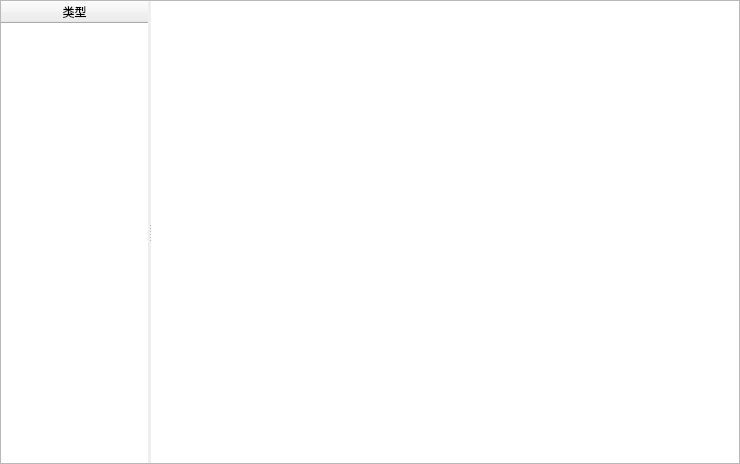
Qt form Solution1/QtGuiApplication1/FileClassifyDlg.ui (layerfsd/ThirdPartyLibrariesTest) before a commit.
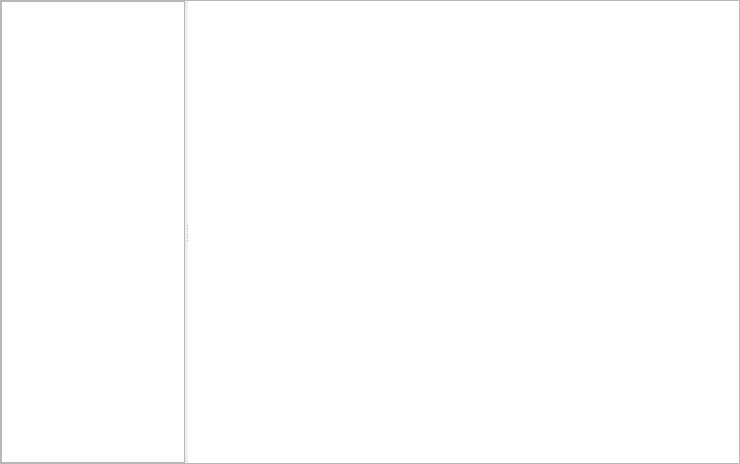
The same form after that commit.

Commit message: 实现自定义QTreeModel

```diff
--- a/Solution1/QtGuiApplication1/FileClassifyDlg.ui
+++ b/Solution1/QtGuiApplication1/FileClassifyDlg.ui
@@ -20,19 +20,7 @@
    <enum>QFrame::Raised</enum>
   </property>
   <layout class="QHBoxLayout" name="horizontalLayout">
-   <property name="spacing">
-    <number>0</number>
-   </property>
-   <property name="leftMargin">
-    <number>0</number>
-   </property>
-   <property name="topMargin">
-    <number>0</number>
-   </property>
-   <property name="rightMargin">
-    <number>0</number>
-   </property>
-   <property name="bottomMargin">
+   <property name="margin">
     <number>0</number>
    </property>
    <item>
@@ -46,38 +34,18 @@
      <property name="childrenCollapsible">
       <bool>false</bool>
      </property>
-     <widget class="QTableWidget" name="tableWidget">
+     <widget class="QTreeView" name="treeView">
       <property name="sizePolicy">
        <sizepolicy hsizetype="Expanding" vsizetype="Expanding">
         <horstretch>1</horstretch>
         <verstretch>0</verstretch>
        </sizepolicy>
       </property>
-      <property name="frameShape">
-       <enum>QFrame::NoFrame</enum>
-      </property>
-      <property name="editTriggers">
-       <set>QAbstractItemView::NoEditTriggers</set>
-      </property>
-      <property name="showGrid">
-       <bool>false</bool>
-      </property>
-      <property name="columnCount">
-       <number>1</number>
-      </property>
-      <attribute name="horizontalHeaderStretchLastSection">
-       <bool>true</bool>
-      </attribute>
-      <column>
-       <property name="text">
-        <string>类型</string>
-       </property>
-      </column>
      </widget>
      <widget class="QTableView" name="tableView">
       <property name="sizePolicy">
        <sizepolicy hsizetype="Expanding" vsizetype="Expanding">
-        <horstretch>4</horstretch>
+        <horstretch>3</horstretch>
         <verstretch>0</verstretch>
        </sizepolicy>
       </property>
```
Left out of the diff: 2 changed lines with no effect on the pictures. The commit also changes 14 other files.
